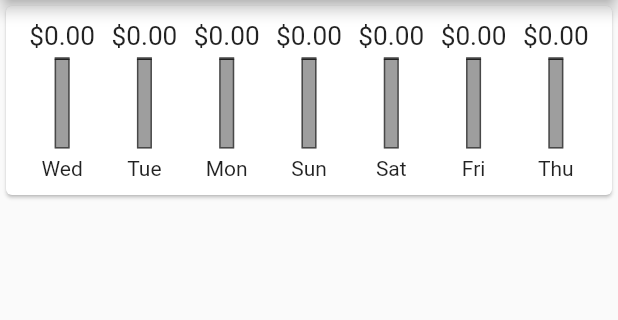
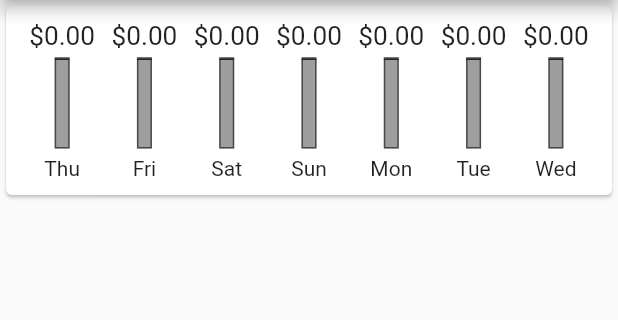
Before and after one commit to KyriakosMilad/expenses_tracker, a Flutter app: the screen it shows after launch, on a phone screen of 412 x 824 dp, the part 84-404 px from its top. Run offline on Flutter 3.47's test engine with Material 2 defaults, Android fonts, the phone set to English and light mode, and no system bars.

Commit message:
Show current day on the end of the chart

```diff
--- a/lib/widgets/chart.dart
+++ b/lib/widgets/chart.dart
@@ -45,7 +45,7 @@ class Chart extends StatelessWidget {
       child: Row(
         mainAxisAlignment: MainAxisAlignment.spaceEvenly,
         children: [
-          ...transactionsLastWeek.map((t) => Flexible(
+          ...transactionsLastWeek.reversed.toList().map((t) => Flexible(
               fit: FlexFit.tight,
               child: ChartBar(day: t['day'].toString(), amount: t['amount'] as double, percentage: getDayPercentage(t['amount'] as double)))),
         ],
```
